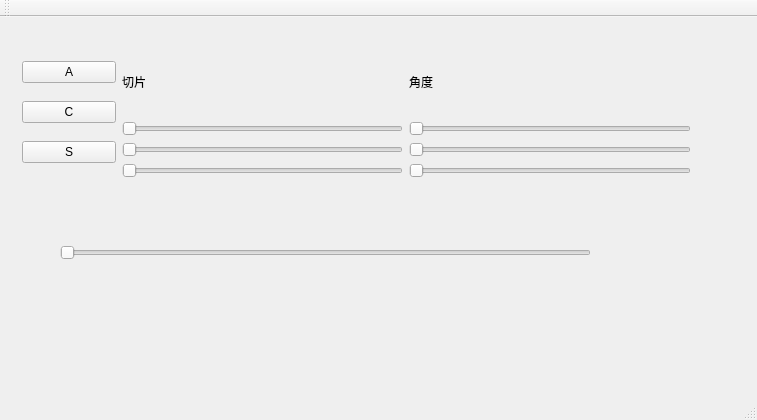
First picture: the form in QtMprDemo/qtmprdemo.ui, repository howard-scu/SimpleMPR, before the edit.
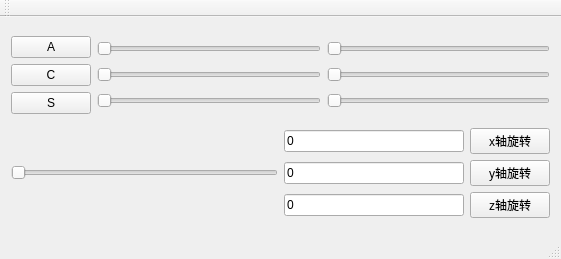
Second picture: the form after the edit.

```diff
--- a/QtMprDemo/qtmprdemo.ui
+++ b/QtMprDemo/qtmprdemo.ui
@@ -6,24 +6,19 @@
    <rect>
     <x>0</x>
     <y>0</y>
-    <width>757</width>
-    <height>420</height>
+    <width>561</width>
+    <height>259</height>
    </rect>
   </property>
   <property name="windowTitle">
    <string>QtMprDemo</string>
   </property>
   <widget class="QWidget" name="centralWidget">
-   <widget class="QWidget" name="layoutWidget">
-    <property name="geometry">
-     <rect>
-      <x>11</x>
-      <y>21</y>
-      <width>691</width>
-      <height>151</height>
-     </rect>
-    </property>
-    <layout class="QHBoxLayout" name="horizontalLayout" stretch="1,3,3">
+   <layout class="QHBoxLayout" name="horizontalLayout_6">
+    <item>
+     <layout class="QVBoxLayout" name="verticalLayout_5">
+      <item>
+       <layout class="QHBoxLayout" name="horizontalLayout" stretch="0,0,0">
      <item>
       <layout class="QVBoxLayout" name="verticalLayout_3">
        <item>
@@ -51,13 +46,6 @@
      </item>
      <item>
       <layout class="QVBoxLayout" name="verticalLayout">
-       <item>
-        <widget class="QLabel" name="label">
-         <property name="text">
-          <string>切片</string>
-         </property>
-        </widget>
-       </item>
        <item>
         <widget class="QSlider" name="x">
          <property name="orientation">
@@ -83,13 +71,6 @@
      </item>
      <item>
       <layout class="QVBoxLayout" name="verticalLayout_2">
-       <item>
-        <widget class="QLabel" name="label_2">
-         <property name="text">
-          <string>角度</string>
-         </property>
-        </widget>
-       </item>
        <item>
         <widget class="QSlider" name="ax">
          <property name="orientation">
@@ -114,20 +95,79 @@
       </layout>
      </item>
     </layout>
-   </widget>
+      </item>
+      <item>
+       <layout class="QHBoxLayout" name="horizontalLayout_5">
+        <item>
    <widget class="QSlider" name="slice">
-    <property name="geometry">
-     <rect>
-      <x>60</x>
-      <y>190</y>
-      <width>531</width>
-      <height>91</height>
-     </rect>
-    </property>
     <property name="orientation">
      <enum>Qt::Horizontal</enum>
     </property>
    </widget>
+        </item>
+        <item>
+         <layout class="QVBoxLayout" name="verticalLayout_4">
+          <item>
+           <layout class="QHBoxLayout" name="horizontalLayout_2">
+            <item>
+             <widget class="QLineEdit" name="rx_val">
+              <property name="text">
+               <string>0</string>
+              </property>
+             </widget>
+            </item>
+            <item>
+             <widget class="QPushButton" name="rx_btn">
+              <property name="text">
+               <string>x轴旋转</string>
+              </property>
+             </widget>
+            </item>
+           </layout>
+          </item>
+          <item>
+           <layout class="QHBoxLayout" name="horizontalLayout_3">
+            <item>
+             <widget class="QLineEdit" name="ry_val">
+              <property name="text">
+               <string>0</string>
+              </property>
+             </widget>
+            </item>
+            <item>
+             <widget class="QPushButton" name="ry_btn">
+              <property name="text">
+               <string>y轴旋转</string>
+              </property>
+             </widget>
+            </item>
+           </layout>
+          </item>
+          <item>
+           <layout class="QHBoxLayout" name="horizontalLayout_4">
+            <item>
+             <widget class="QLineEdit" name="rz_val">
+              <property name="text">
+               <string>0</string>
+              </property>
+             </widget>
+            </item>
+            <item>
+             <widget class="QPushButton" name="rz_btn">
+              <property name="text">
+               <string>z轴旋转</string>
+              </property>
+             </widget>
+            </item>
+           </layout>
+          </item>
+         </layout>
+        </item>
+       </layout>
+      </item>
+     </layout>
+    </item>
+   </layout>
   </widget>
   <widget class="QMenuBar" name="menuBar">
    <property name="geometry">
```
Left out of the diff: 2 changed lines with no effect on the pictures. Lines whose indentation alone changed are shown as unchanged.
